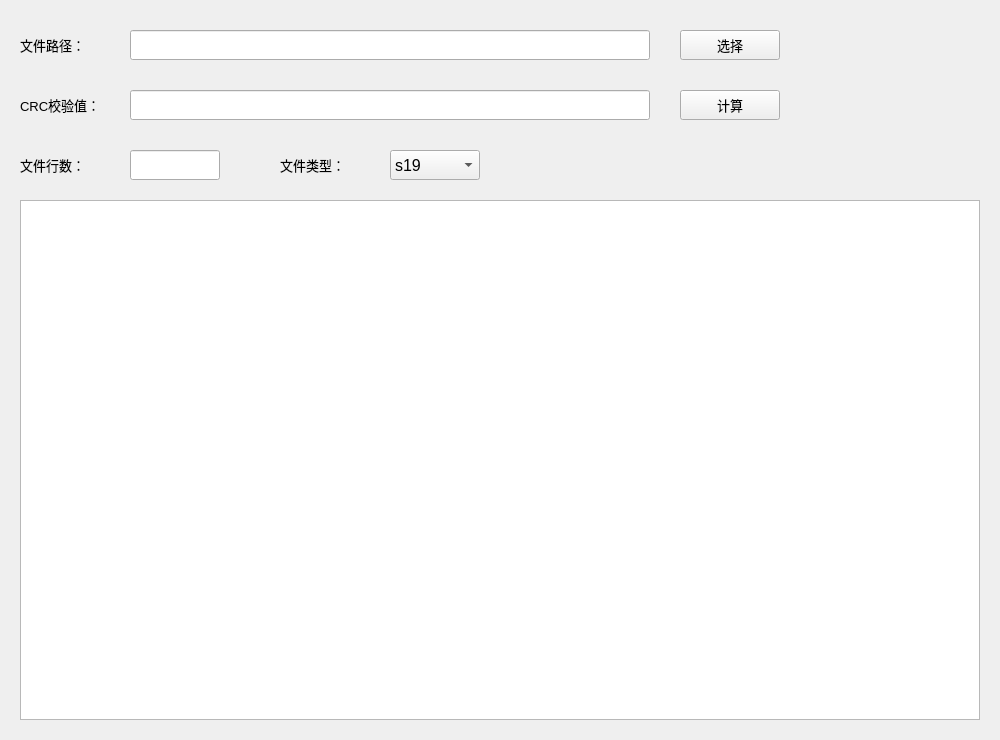
Before: the Qt Designer form widget.ui in carCV/CalculateCRC, drawn with Qt 5.
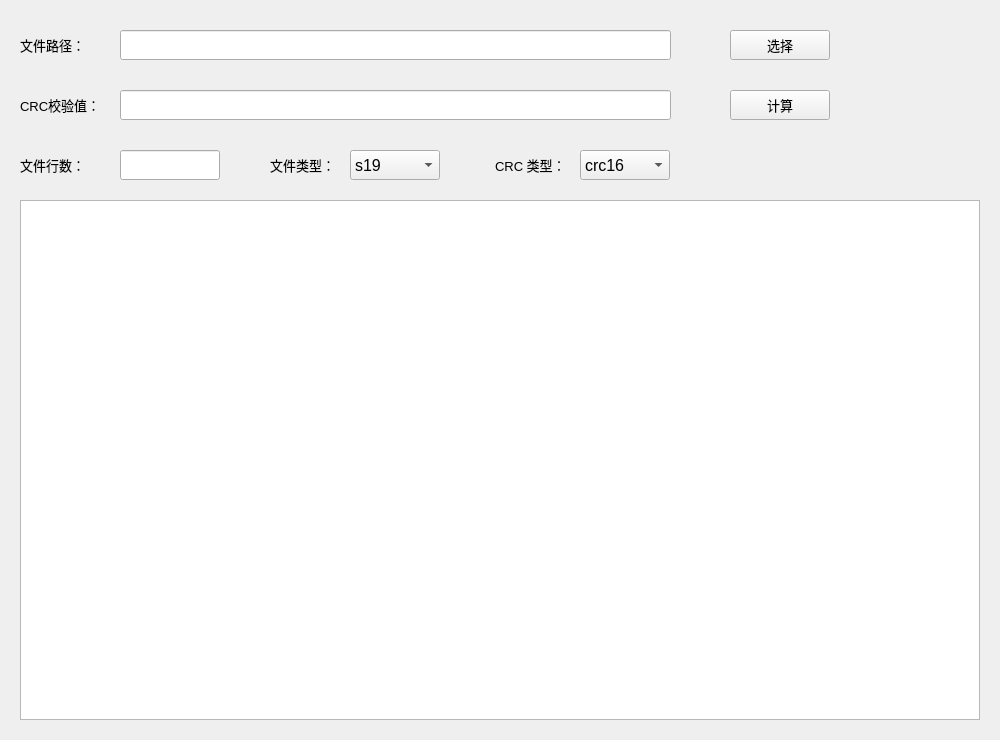
After: the same form once the commit is applied. Icons and pictures are not drawn.

What changed in the file:
```diff
--- a/widget.ui
+++ b/widget.ui
@@ -76,9 +76,9 @@
   <widget class="QLineEdit" name="pathLineEdit">
    <property name="geometry">
     <rect>
-     <x>130</x>
+     <x>120</x>
      <y>30</y>
-     <width>520</width>
+     <width>551</width>
      <height>30</height>
     </rect>
    </property>
@@ -91,9 +91,9 @@
   <widget class="QLineEdit" name="crcLineEdit">
    <property name="geometry">
     <rect>
-     <x>130</x>
+     <x>120</x>
      <y>90</y>
-     <width>520</width>
+     <width>551</width>
      <height>30</height>
     </rect>
    </property>
@@ -106,7 +106,7 @@
   <widget class="QPushButton" name="selectButton">
    <property name="geometry">
     <rect>
-     <x>680</x>
+     <x>730</x>
      <y>30</y>
      <width>100</width>
      <height>30</height>
@@ -127,7 +127,7 @@
    </property>
    <property name="geometry">
     <rect>
-     <x>680</x>
+     <x>730</x>
      <y>90</y>
      <width>100</width>
      <height>30</height>
@@ -182,9 +182,9 @@
   <widget class="QLineEdit" name="recordsLineEdit">
    <property name="geometry">
     <rect>
-     <x>130</x>
+     <x>120</x>
      <y>150</y>
-     <width>90</width>
+     <width>100</width>
      <height>30</height>
     </rect>
    </property>
@@ -203,7 +203,7 @@
   <widget class="QComboBox" name="comboBox">
    <property name="geometry">
     <rect>
-     <x>390</x>
+     <x>350</x>
      <y>150</y>
      <width>90</width>
      <height>30</height>
@@ -243,7 +243,7 @@
   <widget class="QLabel" name="label_5">
    <property name="geometry">
     <rect>
-     <x>280</x>
+     <x>270</x>
      <y>150</y>
      <width>90</width>
      <height>30</height>
@@ -258,6 +258,44 @@
     <string>文件类型：</string>
    </property>
   </widget>
+  <widget class="QLabel" name="label_3">
+   <property name="geometry">
+    <rect>
+     <x>495</x>
+     <y>150</y>
+     <width>100</width>
+     <height>30</height>
+    </rect>
+   </property>
+   <property name="font">
+    <font>
+     <pointsize>10</pointsize>
+    </font>
+   </property>
+   <property name="text">
+    <string>CRC 类型：</string>
+   </property>
+  </widget>
+  <widget class="QComboBox" name="crcType">
+   <property name="geometry">
+    <rect>
+     <x>580</x>
+     <y>150</y>
+     <width>90</width>
+     <height>30</height>
+    </rect>
+   </property>
+   <item>
+    <property name="text">
+     <string>crc16</string>
+    </property>
+   </item>
+   <item>
+    <property name="text">
+     <string>crc32</string>
+    </property>
+   </item>
+  </widget>
  </widget>
  <layoutdefault spacing="6" margin="11"/>
  <resources>
```
Left out of the diff: 6 changed lines with no effect on the pictures.
